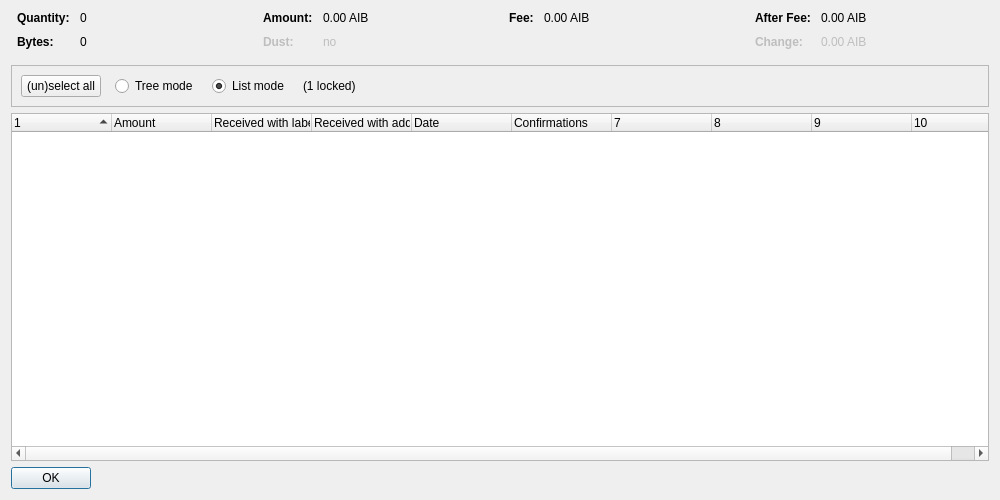
The window that src/qt/forms/coincontroldialog.ui (iobond/aib) describes before a commit, drawn with Qt 5.
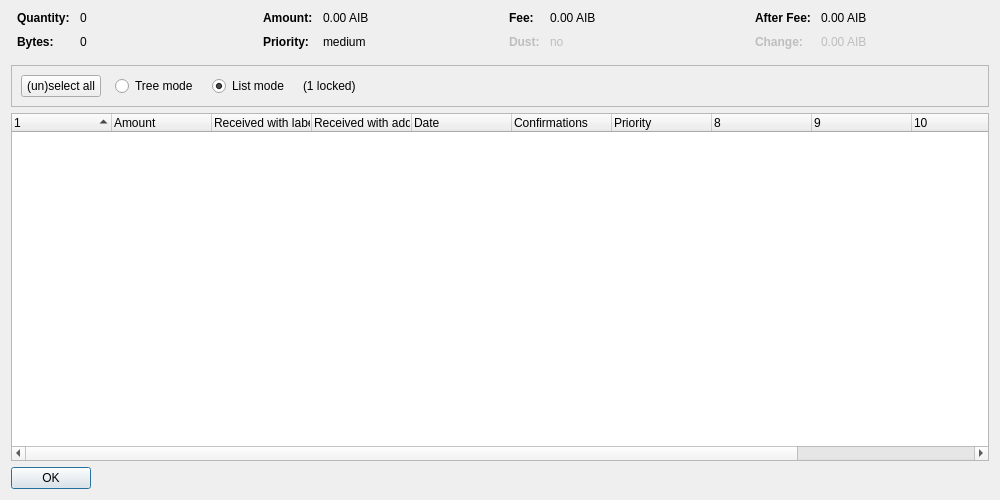
The same window after the commit. Custom widgets are drawn as their Qt base class.

```diff
--- a/src/qt/forms/coincontroldialog.ui
+++ b/src/qt/forms/coincontroldialog.ui
@@ -140,10 +140,7 @@
         </widget>
        </item>
        <item row="1" column="0">
-        <widget class="QLabel" name="labelCoinControlLowOutputText">
-         <property name="enabled">
-          <bool>false</bool>
-         </property>
+        <widget class="QLabel" name="labelCoinControlPriorityText">
          <property name="font">
           <font>
            <weight>75</weight>
@@ -151,15 +148,12 @@
           </font>
          </property>
          <property name="text">
-          <string>Dust:</string>
+          <string>Priority:</string>
          </property>
         </widget>
        </item>
        <item row="1" column="1">
-        <widget class="QLabel" name="labelCoinControlLowOutput">
-         <property name="enabled">
-          <bool>false</bool>
-         </property>
+        <widget class="QLabel" name="labelCoinControlPriority">
          <property name="cursor">
           <cursorShape>IBeamCursor</cursorShape>
          </property>
@@ -167,7 +161,7 @@
           <enum>Qt::ActionsContextMenu</enum>
          </property>
          <property name="text">
-          <string notr="true">no</string>
+          <string notr="true">medium</string>
          </property>
          <property name="textInteractionFlags">
           <set>Qt::LinksAccessibleByMouse|Qt::TextSelectableByKeyboard|Qt::TextSelectableByMouse</set>
@@ -219,6 +213,41 @@
          </property>
         </widget>
        </item>
+       <item row="1" column="0">
+        <widget class="QLabel" name="labelCoinControlLowOutputText">
+         <property name="enabled">
+          <bool>false</bool>
+         </property>
+         <property name="font">
+          <font>
+           <weight>75</weight>
+           <bold>true</bold>
+          </font>
+         </property>
+         <property name="text">
+          <string>Dust:</string>
+         </property>
+        </widget>
+       </item>
+       <item row="1" column="1">
+        <widget class="QLabel" name="labelCoinControlLowOutput">
+         <property name="enabled">
+          <bool>false</bool>
+         </property>
+         <property name="cursor">
+          <cursorShape>IBeamCursor</cursorShape>
+         </property>
+         <property name="contextMenuPolicy">
+          <enum>Qt::ActionsContextMenu</enum>
+         </property>
+         <property name="text">
+          <string notr="true">no</string>
+         </property>
+         <property name="textInteractionFlags">
+          <set>Qt::LinksAccessibleByMouse|Qt::TextSelectableByKeyboard|Qt::TextSelectableByMouse</set>
+         </property>
+        </widget>
+       </item>
       </layout>
      </item>
      <item>
@@ -402,7 +431,7 @@
       <bool>false</bool>
      </property>
      <property name="columnCount">
-      <number>10</number>
+      <number>12</number>
      </property>
      <attribute name="headerShowSortIndicator" stdset="0">
       <bool>true</bool>
@@ -443,6 +472,16 @@
        <string>Confirmed</string>
       </property>
      </column>
+     <column>
+      <property name="text">
+       <string>Priority</string>
+      </property>
+     </column>
+     <column>
+      <property name="text">
+       <string/>
+      </property>
+     </column>
      <column>
       <property name="text">
        <string/>
```
Left out of the diff: 2 changed lines with no effect on the pictures.
